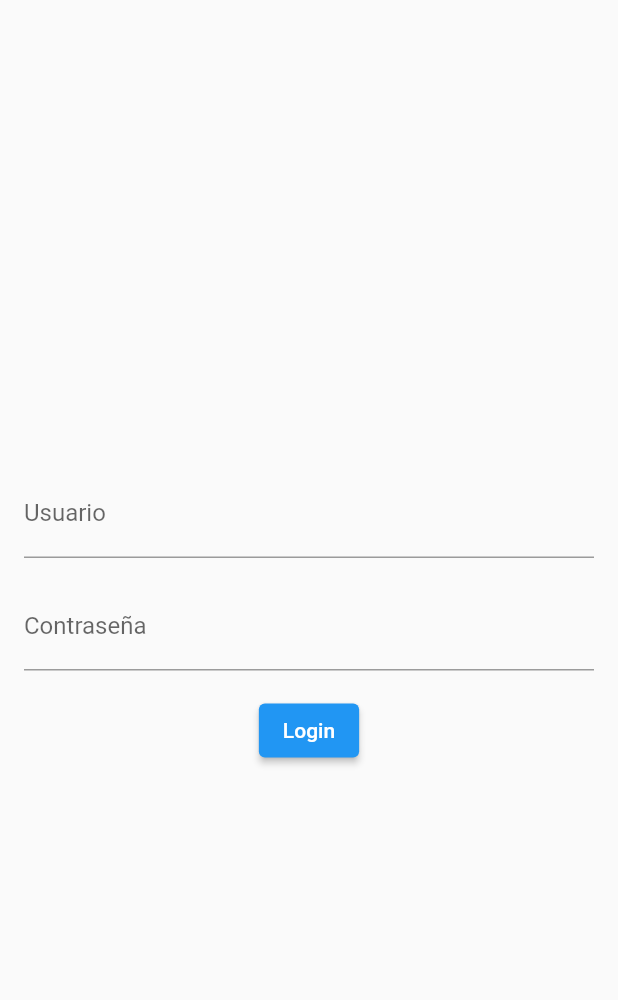
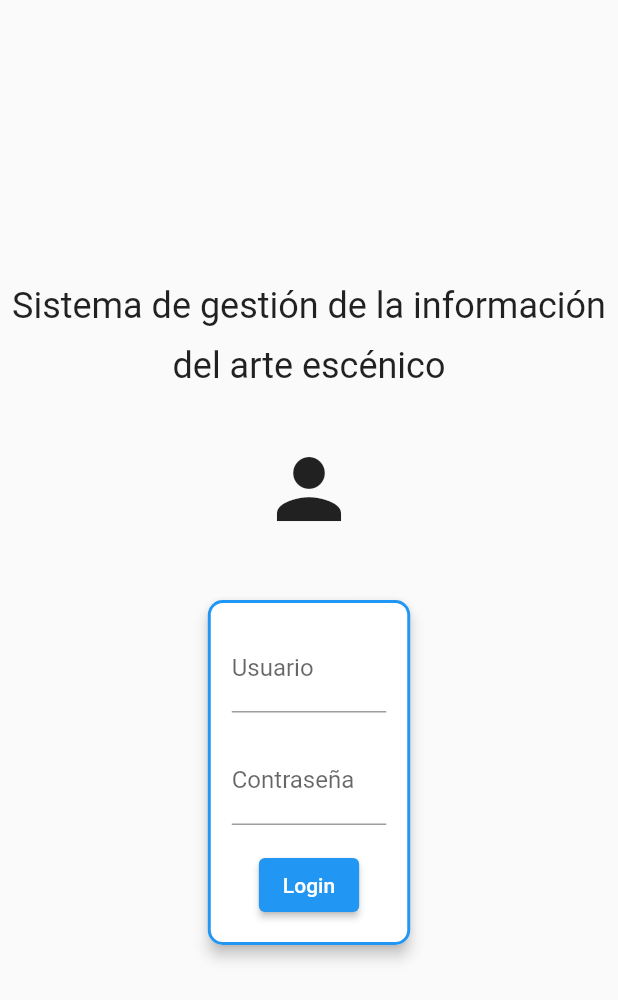
Before and after one commit to Lorea13/Profesionales-del-Arte, a Flutter app: the screen it shows after launch, on a phone screen of 412 x 824 dp. Shown: the top 1000 px of the screen. Run offline on Flutter 3.47's test engine with Material 2 defaults, Android fonts, the light colour scheme and no system bars; our stand-ins replace google_fonts, slide_to_act; network calls fail.

Commit message:
pequenyos cambios

```diff
--- a/frontend/lib/fragments/topPanel.dart
+++ b/frontend/lib/fragments/topPanel.dart
@@ -21,7 +21,7 @@ import '../models/activity.dart';
 
 import 'package:frontend/pages/home.dart';
 import '../pages/contactPage.dart';
-import '../pages/economicPage.dart';
+import '../pages/listEconomicPage.dart';
 import '../pages/castingPage.dart';
 import '../pages/companyPage.dart';
 
@@ -109,7 +109,7 @@ class _TopPanelState extends State<TopPanel> {
               onTap: () {
                   Navigator.push(
                   context,
-                  MaterialPageRoute(builder: (context) => EconomicPage()),
+                  MaterialPageRoute(builder: (context) => ListEconomicPage()),
                 );
               },
               child: Opacity(
--- a/frontend/lib/pages/login.dart
+++ b/frontend/lib/pages/login.dart
@@ -75,25 +75,63 @@ class _LoginPageState extends State<LoginPage> {
   return Scaffold(
     body: _isLoading
         ? Container()
-          : Container(
-
+        : Center(
+            child: Column(
+              mainAxisAlignment: MainAxisAlignment.center,
+              children: [
+                Padding(
+                  padding: const EdgeInsets.symmetric(vertical: 12.0),
+                  child: Text(
+                    "Sistema de gestión de la información",
+                    textAlign: TextAlign.center,
+                    style: TextStyle(fontSize: 24.0),
+                  ),
+                ),
+                Padding(
+                  padding: const EdgeInsets.symmetric(vertical: 0),
+                  child: Text(
+                    "del arte escénico",
+                    textAlign: TextAlign.center,
+                    style: TextStyle(fontSize: 24.0),
+                  ),
+                ),
+                SizedBox(height: 36.0),
+                Padding(
+                  padding: const EdgeInsets.all(0.0),
+                  child: Icon(
+                    Icons.person,
+                    size: 64.0,
+                  ),
+                ),
+                SizedBox(height: 26.0),
+                Card(
+  elevation: 4.0,
+  margin: EdgeInsets.all(16.0),
+  shape: RoundedRectangleBorder(
+    borderRadius: BorderRadius.circular(10.0),
+    side: BorderSide(color: Colors.blue, width: 2.0),
+  ),
+  child: Padding(
     padding: const EdgeInsets.all(16.0),
-
+     child: Container(
+                    width: MediaQuery.of(context).size.width / 4,
     child: Form(
       child: Column(
         mainAxisAlignment: MainAxisAlignment.center,
         children: [
           TextFormField(
             controller: _usernameController,
-                decoration: InputDecoration(labelText: 'Usuario'),
-
+            decoration: InputDecoration(
+              labelText: 'Usuario',
+            ),
           ),
           SizedBox(height: 16.0),
           TextFormField(
             controller: _passwordController,
-                decoration: InputDecoration(labelText: 'Contraseña'),
+            decoration: InputDecoration(
+              labelText: 'Contraseña',
+            ),
             obscureText: true,
-
           ),
           SizedBox(height: 16.0),
           if (_isLoading)
@@ -102,16 +140,20 @@ class _LoginPageState extends State<LoginPage> {
             ElevatedButton(
               onPressed: () {
                 _login();
-
               },
               child: Text('Login'),
+            ),
+        ],
+      ),
+    ),
+  ),
+  ),
 ),
 
               ],
             ),
           ),
-      ),
   );
+}
 
 }
-}
--- a/frontend/lib/pages/promocionPage.dart
+++ b/frontend/lib/pages/promocionPage.dart
@@ -106,7 +106,7 @@ class _PromocionPageState extends State<PromocionPage> {
   obtainGroupedActivities() async {
 
     for(var activity in activities){
-      if(activity.company.id == 1 && activity.price != 0){
+      if(activity.price == 0){
         activitiesPromocion.add(activity);
       }
     }
```
Also changed, not shown: frontend/lib/pages/home.dart (+19 -3 lines). Lines whose indentation alone changed are shown as unchanged.
